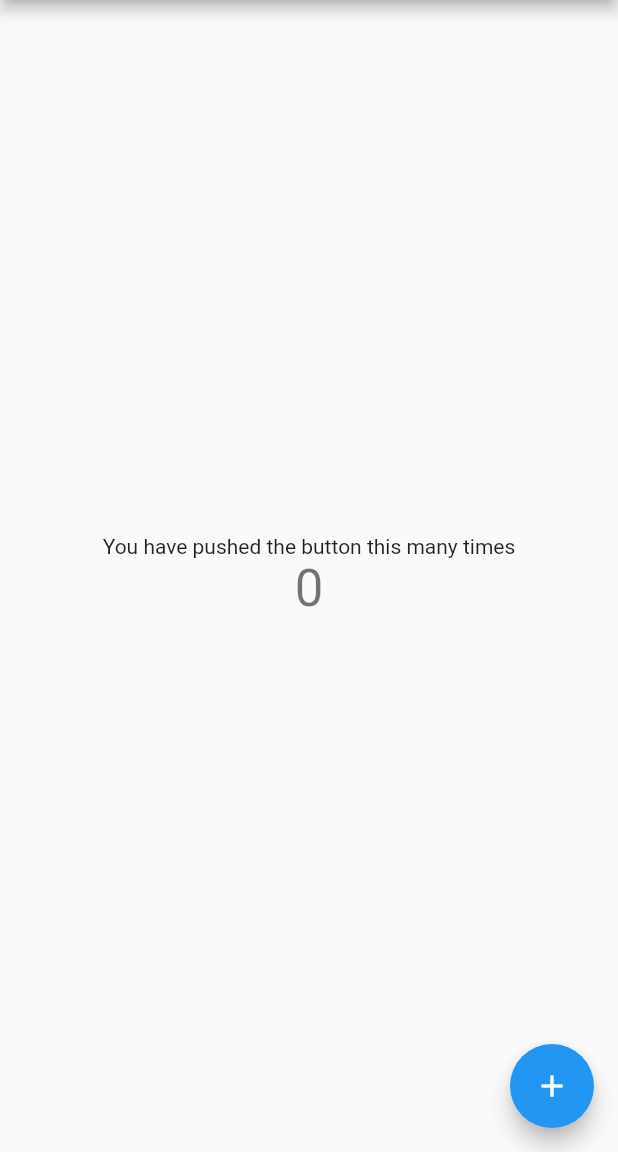
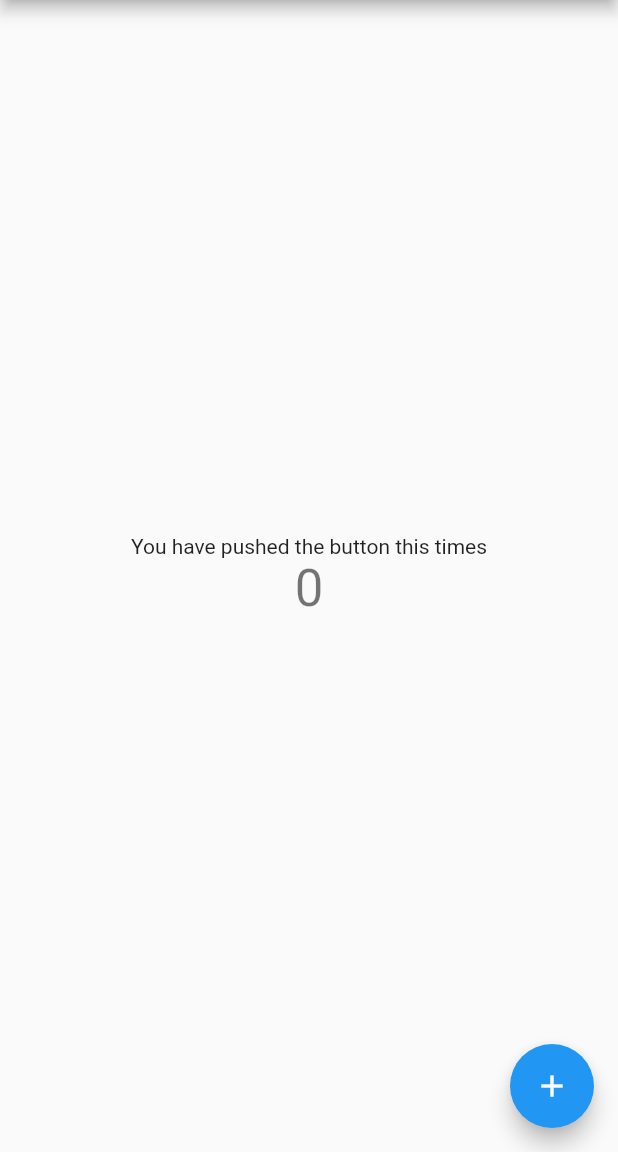
Before and after one commit to agnikuz262/flutter-actions-testing, a Flutter app: the screen it shows after launch, on a phone screen of 412 x 824 dp, the part 84-1236 px from its top. Run offline on Flutter 3.47's test engine with Material 2 defaults, Android fonts, the phone set to English and light mode, and no system bars.

Commit message:
Change text v2

```diff
--- a/lib/main.dart
+++ b/lib/main.dart
@@ -48,7 +48,7 @@ class _HomePageState extends State<HomePage> {
           mainAxisAlignment: MainAxisAlignment.center,
           children: <Widget>[
             const Text(
-              'You have pushed the button this many times',
+              'You have pushed the button this times',
             ),
             Text(
               '$_counter',
```
